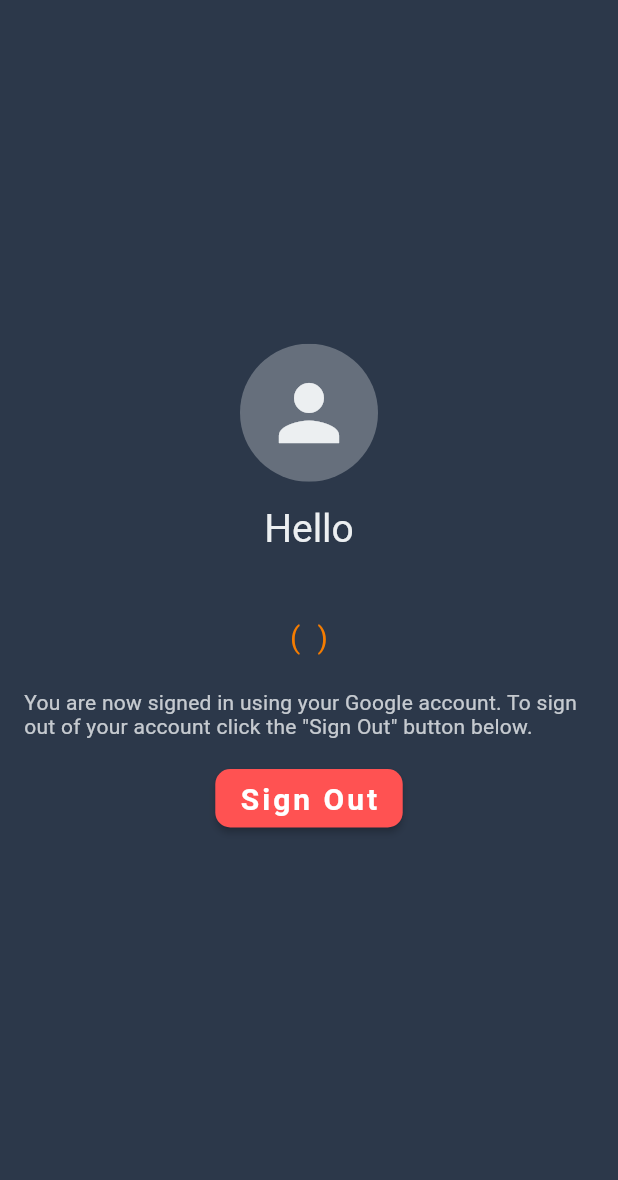
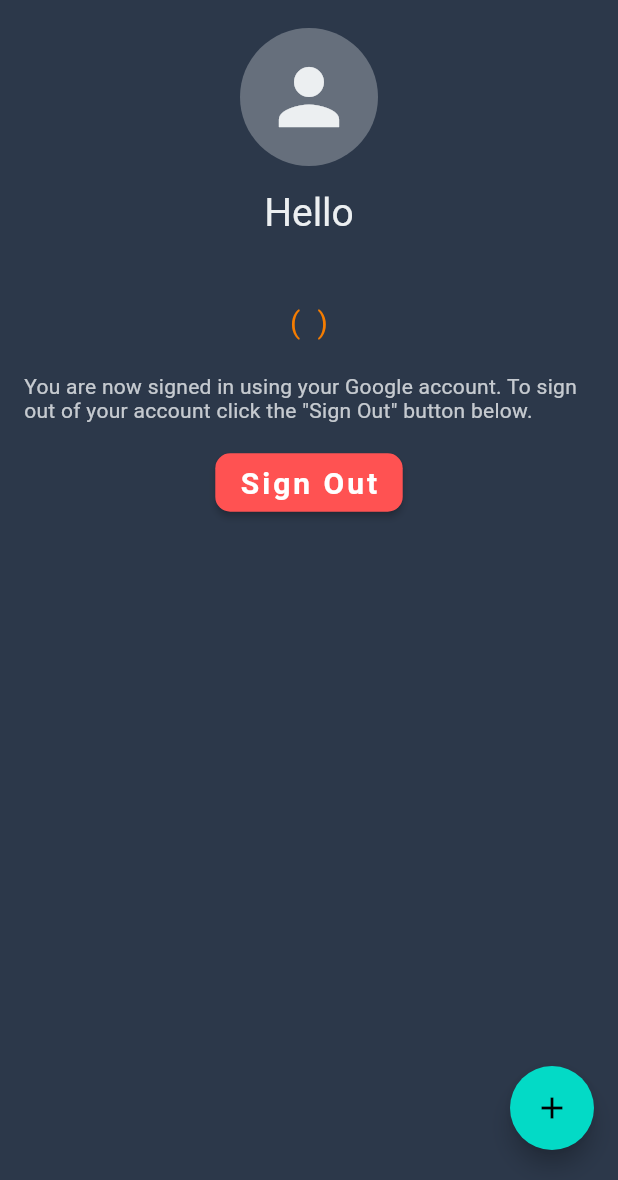
Before and after one commit to IamShubhamGupto/first_notes, a Flutter app: the UserInfoScreen screen opened directly with empty values, on a phone screen of 412 x 824 dp, the part 56-1236 px from its top. Run offline on Flutter 3.47's test engine with Material 2 defaults, Android fonts, the phone set to English and light mode, and no system bars; our stand-ins replace firebase_auth, firebase_core, google_sign_in; accounts and stored records are empty.

Commit message:
added FAB

```diff
--- a/lib/screens/user_info_screen.dart
+++ b/lib/screens/user_info_screen.dart
@@ -162,6 +162,20 @@ class _UserInfoScreenState extends State<UserInfoScreen> {
                         ),
                       ),
                     ),
+                   SizedBox(height: 16.0),
+                   Expanded(
+                     child: Align(
+                        alignment: Alignment.bottomRight,
+                        child: FloatingActionButton(
+                          backgroundColor: const Color(0xff03dac6),
+                          foregroundColor: Colors.black,
+                          onPressed: () {
+                            // Respond to button press
+                          },
+                          child: Icon(Icons.add),
+                        ),
+                      ),
+                  )
             ],
           ),
         ),
--- a/pubspec.yaml
+++ b/pubspec.yaml
@@ -23,13 +23,13 @@ environment:
 dependencies:
   flutter:
     sdk: flutter
-
+  firebase_core: ^1.0.1
   # Add the dependency for the FlutterFire plugin for Google Analytics
   firebase_analytics: ^5.0.2
 
   # Add the dependencies for any other Firebase products you want to use in your app
   # For example, to use Firebase Authentication and Cloud Firestore
-  firebase_core: ^1.0.1
+
   firebase_auth: ^1.0.1
   google_sign_in: ^5.0.0
 
```
Also changed, not shown: firebase.json, 1 other file.
